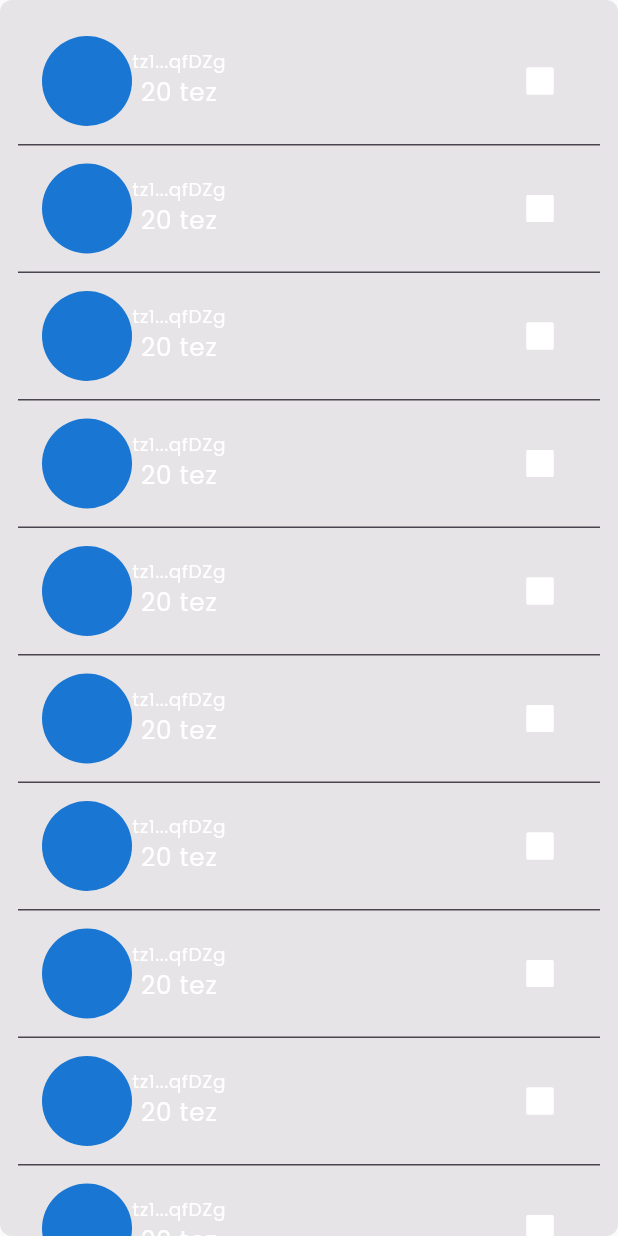
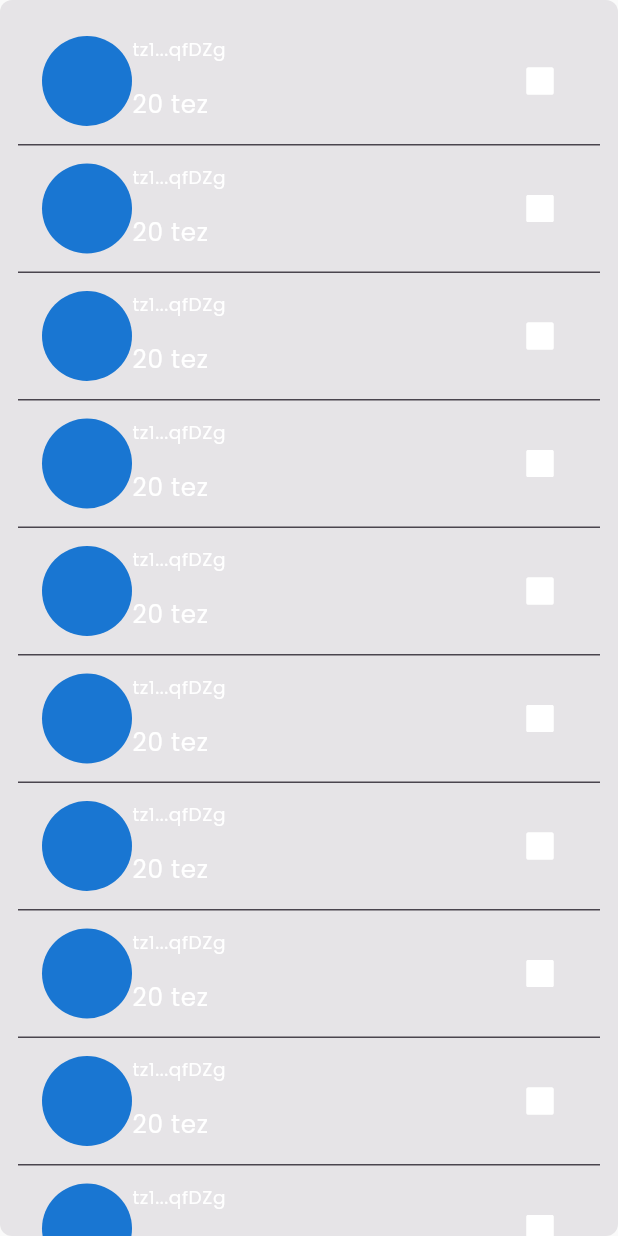
Before and after one commit to Tezsure/plenty-wallet, a Flutter app: the AccountWidget widget shown alone on an empty page, opened directly, after a tap on "Show more accounts", on a phone screen of 412 x 824 dp. Run offline on Flutter 3.47's test engine with Material 2 defaults, Android fonts, the phone set to English and light mode, and no system bars; our stand-ins replace device_preview, flutter_svg, get, lottie.

Commit message:
Merge branch 'development' of https://github.com/goutham-tez/Naan-wallet into development

```diff
--- a/lib/app/modules/import_wallet_page/widgets/accounts_widget.dart
+++ b/lib/app/modules/import_wallet_page/widgets/accounts_widget.dart
@@ -94,12 +94,13 @@ class _AccountWidgetState extends State<AccountWidget> {
           const CircleAvatar(
             radius: 30,
           ),
-          0.01.hspace,
+          0.05.hspace,
           Column(
             mainAxisAlignment: MainAxisAlignment.center,
+            crossAxisAlignment: CrossAxisAlignment.start,
             children: [
               Text(
-                "tz1...qfDZg",
+                "tz1...qfDZg\n",
                 style: bodySmall,
               ),
               Text(
```
Also changed, not shown: lib/app/modules/import_wallet_page/views/import_wallet_page_view.dart (+9 -8 lines).
